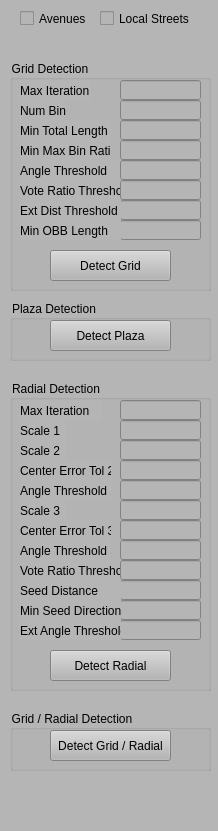
Qt form RoadFeatureExplorer/ControlWidget.ui (gnishida/RoadFeatureExplorer) before a commit.
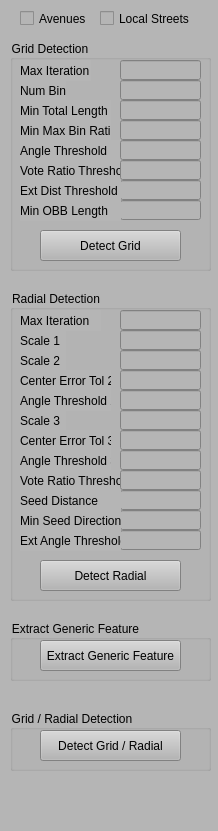
The same form after that commit.

Patch:
```diff
--- a/RoadFeatureExplorer/ControlWidget.ui
+++ b/RoadFeatureExplorer/ControlWidget.ui
@@ -24,7 +24,7 @@
     <property name="geometry">
      <rect>
       <x>10</x>
-      <y>60</y>
+      <y>40</y>
       <width>201</width>
       <height>231</height>
      </rect>
@@ -35,9 +35,9 @@
     <widget class="QPushButton" name="pushButtonDetectGrid">
      <property name="geometry">
       <rect>
-       <x>40</x>
+       <x>30</x>
        <y>190</y>
-       <width>121</width>
+       <width>141</width>
        <height>31</height>
       </rect>
      </property>
@@ -254,37 +254,11 @@
      </property>
     </widget>
    </widget>
-   <widget class="QGroupBox" name="groupBox_4">
-    <property name="geometry">
-     <rect>
-      <x>10</x>
-      <y>300</y>
-      <width>201</width>
-      <height>61</height>
-     </rect>
-    </property>
-    <property name="title">
-     <string>Plaza Detection</string>
-    </property>
-    <widget class="QPushButton" name="pushButtonDetectPlaza">
-     <property name="geometry">
-      <rect>
-       <x>40</x>
-       <y>20</y>
-       <width>121</width>
-       <height>31</height>
-      </rect>
-     </property>
-     <property name="text">
-      <string>Detect Plaza</string>
-     </property>
-    </widget>
-   </widget>
    <widget class="QGroupBox" name="groupBox_6">
     <property name="geometry">
      <rect>
       <x>10</x>
-      <y>380</y>
+      <y>290</y>
       <width>201</width>
       <height>311</height>
      </rect>
@@ -295,9 +269,9 @@
     <widget class="QPushButton" name="pushButtonDetectRadial">
      <property name="geometry">
       <rect>
-       <x>40</x>
+       <x>30</x>
        <y>270</y>
-       <width>121</width>
+       <width>141</width>
        <height>31</height>
       </rect>
      </property>
@@ -645,9 +619,9 @@
     <widget class="QPushButton" name="pushButtonDetectGridRadial">
      <property name="geometry">
       <rect>
-       <x>40</x>
+       <x>30</x>
        <y>20</y>
-       <width>121</width>
+       <width>141</width>
        <height>31</height>
       </rect>
      </property>
@@ -682,6 +656,32 @@
      <string>Local Streets</string>
     </property>
    </widget>
+   <widget class="QGroupBox" name="groupBox_8">
+    <property name="geometry">
+     <rect>
+      <x>10</x>
+      <y>620</y>
+      <width>201</width>
+      <height>61</height>
+     </rect>
+    </property>
+    <property name="title">
+     <string>Extract Generic Feature</string>
+    </property>
+    <widget class="QPushButton" name="pushButtonExtractGenericFeature">
+     <property name="geometry">
+      <rect>
+       <x>30</x>
+       <y>20</y>
+       <width>141</width>
+       <height>31</height>
+      </rect>
+     </property>
+     <property name="text">
+      <string>Extract Generic Feature</string>
+     </property>
+    </widget>
+   </widget>
   </widget>
  </widget>
  <resources/>
```
